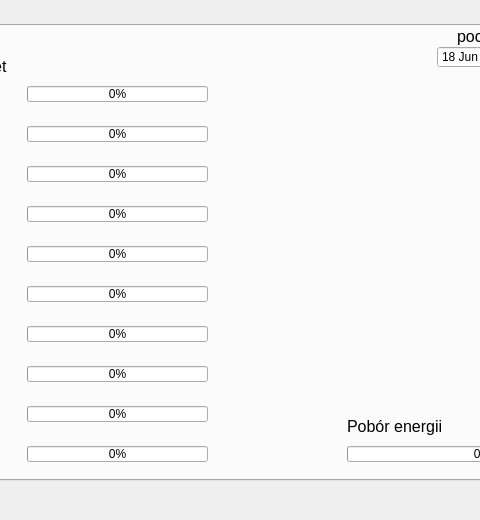
Old version of the form InteliHouse.ui in the repository MateuszRosner/InteliHouse1.0; both pictures show x 185 to 665 and y 0 to 520 of the 1026 by 520 pixel window.
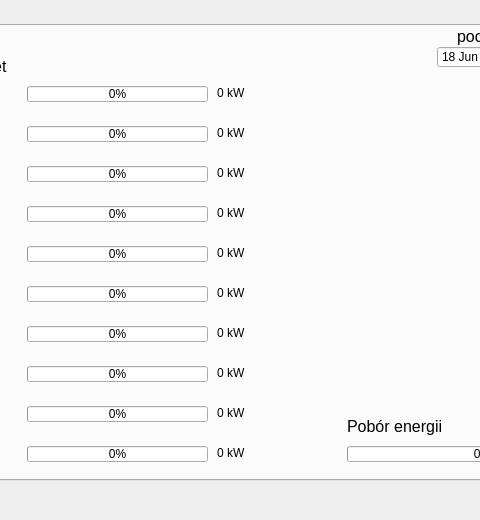
New version of the form.

The edit to the form file:
```diff
--- a/InteliHouse.ui
+++ b/InteliHouse.ui
@@ -629,6 +629,136 @@
        <string>koniec</string>
       </property>
      </widget>
+     <widget class="QLabel" name="labelPwr1_1">
+      <property name="geometry">
+       <rect>
+        <x>400</x>
+        <y>60</y>
+        <width>47</width>
+        <height>13</height>
+       </rect>
+      </property>
+      <property name="text">
+       <string>0 kW</string>
+      </property>
+     </widget>
+     <widget class="QLabel" name="labelPwr1_2">
+      <property name="geometry">
+       <rect>
+        <x>400</x>
+        <y>100</y>
+        <width>47</width>
+        <height>13</height>
+       </rect>
+      </property>
+      <property name="text">
+       <string>0 kW</string>
+      </property>
+     </widget>
+     <widget class="QLabel" name="labelPwr1_3">
+      <property name="geometry">
+       <rect>
+        <x>400</x>
+        <y>140</y>
+        <width>47</width>
+        <height>13</height>
+       </rect>
+      </property>
+      <property name="text">
+       <string>0 kW</string>
+      </property>
+     </widget>
+     <widget class="QLabel" name="labelPwr1_4">
+      <property name="geometry">
+       <rect>
+        <x>400</x>
+        <y>180</y>
+        <width>47</width>
+        <height>13</height>
+       </rect>
+      </property>
+      <property name="text">
+       <string>0 kW</string>
+      </property>
+     </widget>
+     <widget class="QLabel" name="labelPwr1_5">
+      <property name="geometry">
+       <rect>
+        <x>400</x>
+        <y>220</y>
+        <width>47</width>
+        <height>13</height>
+       </rect>
+      </property>
+      <property name="text">
+       <string>0 kW</string>
+      </property>
+     </widget>
+     <widget class="QLabel" name="labelPwr1_6">
+      <property name="geometry">
+       <rect>
+        <x>400</x>
+        <y>260</y>
+        <width>47</width>
+        <height>13</height>
+       </rect>
+      </property>
+      <property name="text">
+       <string>0 kW</string>
+      </property>
+     </widget>
+     <widget class="QLabel" name="labelPwr1_7">
+      <property name="geometry">
+       <rect>
+        <x>400</x>
+        <y>300</y>
+        <width>47</width>
+        <height>13</height>
+       </rect>
+      </property>
+      <property name="text">
+       <string>0 kW</string>
+      </property>
+     </widget>
+     <widget class="QLabel" name="labelPwr1_8">
+      <property name="geometry">
+       <rect>
+        <x>400</x>
+        <y>340</y>
+        <width>47</width>
+        <height>13</height>
+       </rect>
+      </property>
+      <property name="text">
+       <string>0 kW</string>
+      </property>
+     </widget>
+     <widget class="QLabel" name="labelPwr1_9">
+      <property name="geometry">
+       <rect>
+        <x>400</x>
+        <y>380</y>
+        <width>47</width>
+        <height>13</height>
+       </rect>
+      </property>
+      <property name="text">
+       <string>0 kW</string>
+      </property>
+     </widget>
+     <widget class="QLabel" name="labelPwr1_10">
+      <property name="geometry">
+       <rect>
+        <x>400</x>
+        <y>420</y>
+        <width>47</width>
+        <height>13</height>
+       </rect>
+      </property>
+      <property name="text">
+       <string>0 kW</string>
+      </property>
+     </widget>
     </widget>
     <widget class="QWidget" name="tabZasoby">
      <attribute name="title">
```
